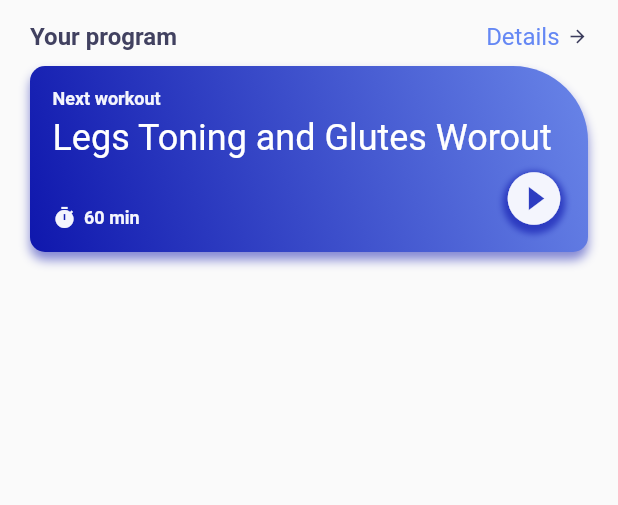
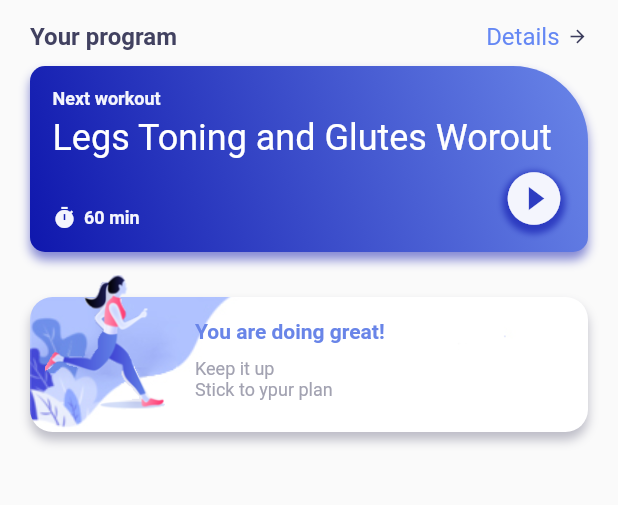
Before and after one commit to JJAHMEDAMER/Video_Training_App, a Flutter app: the screen it shows after launch, on a phone screen of 412 x 824 dp, the part 90-595 px from its top. Run offline on Flutter 3.47's test engine with Material 2 defaults, Android fonts, the phone set to English and light mode, and no system bars.

Commit message:
4th row Secondary Card

```diff
--- a/lib/pages/home_page.dart
+++ b/lib/pages/home_page.dart
@@ -180,7 +180,81 @@ class _HomePageState extends State<HomePage> {
                 ],
               ),
             ),
-            SizedBox(height: 30),
+            SizedBox(height: 15),
+
+            // 4th Row
+            Container(
+              width: double.maxFinite,
+              height: 120,
+              child: Stack(
+                children: [
+                  Container(
+                    width: double.maxFinite,
+                    height: 90,
+                    margin: EdgeInsets.only(top: 15),
+                    decoration: BoxDecoration(
+                      borderRadius: BorderRadius.circular(15),
+                      image: DecorationImage(
+                        image: AssetImage('assets/card.jpg'),
+                        fit: BoxFit.cover,
+                      ),
+                      boxShadow: [
+                        BoxShadow(
+                          offset: Offset(0, 5),
+                          blurRadius: 5,
+                          color: AppColor.homePageTitle.withOpacity(0.3),
+                        ),
+                      ],
+                    ),
+                  ),
+                  Container(
+                    width: 80,
+                    height: 90,
+                    margin: EdgeInsets.only(left: 10),
+                    decoration: BoxDecoration(
+                      image: DecorationImage(
+                          image: AssetImage('assets/figure.png'),
+                          fit: BoxFit.fill),
+                    ),
+                  ),
+                  Container(
+                    padding: EdgeInsets.all(10),
+                    margin: EdgeInsets.only(top: 20, left: 100),
+                    child: Column(
+                      crossAxisAlignment: CrossAxisAlignment.start,
+                      children: [
+                        Text(
+                          'You are doing great!',
+                          style: TextStyle(
+                            color: AppColor.gradientSecond,
+                            fontSize: 14,
+                            fontWeight: FontWeight.w600,
+                          ),
+                        ),
+                        SizedBox(height: 10),
+                        Text(
+                          'Keep it up',
+                          style: TextStyle(
+                            color: AppColor.homePagePlanColor,
+                            fontSize: 12,
+                            fontWeight: FontWeight.w400,
+                          ),
+                        ),
+                        Text(
+                          'Stick to ypur plan',
+                          style: TextStyle(
+                            color: AppColor.homePagePlanColor,
+                            fontSize: 12,
+                            fontWeight: FontWeight.w400,
+                          ),
+                        ),
+                      ],
+                    ),
+                  ),
+                ],
+              ),
+            ),
+            SizedBox(height: 5),
           ],
         ),
       ),
```
